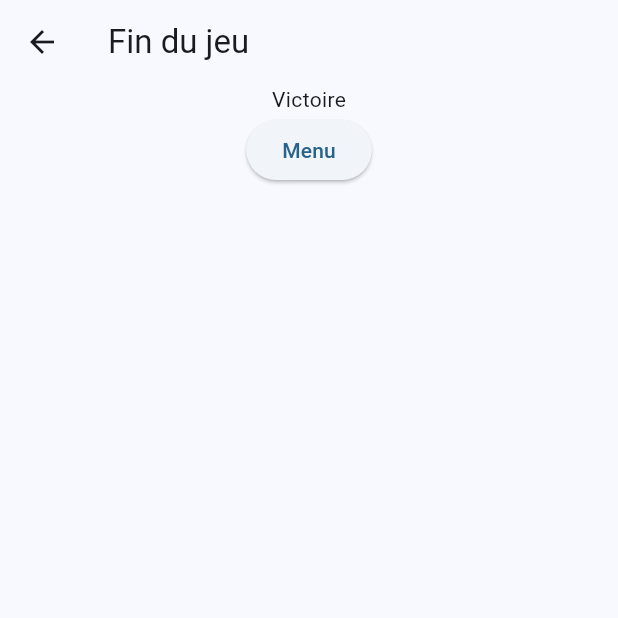
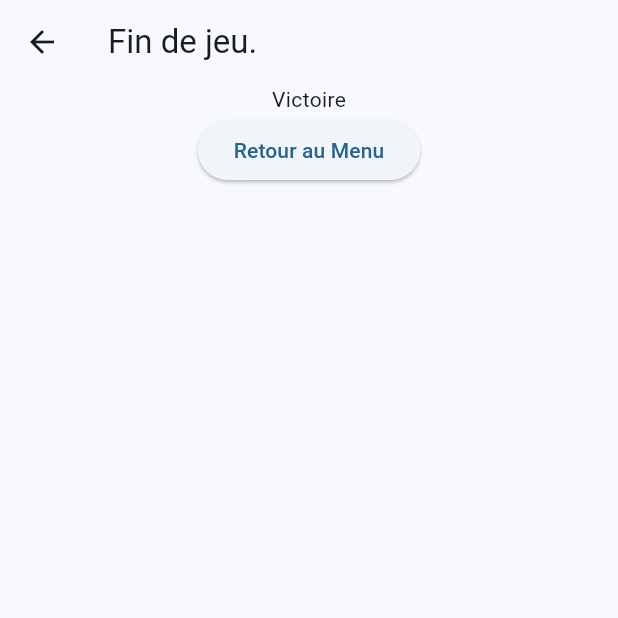
Before and after one commit to KeroSong/flutter-cours, a Flutter app: the EndScreen screen opened directly, on a phone screen of 412 x 824 dp, the top half of it. Run offline on Flutter 3.47's test engine with Material 2 defaults, Android fonts, the phone set to English and light mode, and no system bars; our stand-ins replace isar; accounts and stored records are empty; generated files the repository leaves out were written again.

Commit message:
endgame maj

```diff
--- a/lib/ui/endgame.dart
+++ b/lib/ui/endgame.dart
@@ -14,16 +14,16 @@ class _EndScreenState extends State<EndScreen> {
   @override
   Widget build(BuildContext context) {
     return Scaffold(
-      appBar: AppBar(title: const Text("Fin du jeu")),
+      appBar: AppBar(title: const Text("Fin de jeu.")),
       body: SafeArea(
         child: Column(
           children: [
             Center(child: Text(widget.fin)),
             ElevatedButton(
                 onPressed: () {
-                  Navigator.of(context).pop();
+                  menu(context);
                 },
-                child: const Text("Menu"))
+                child: const Text("Retour au Menu"))
           ],
         ),
       ),
```
